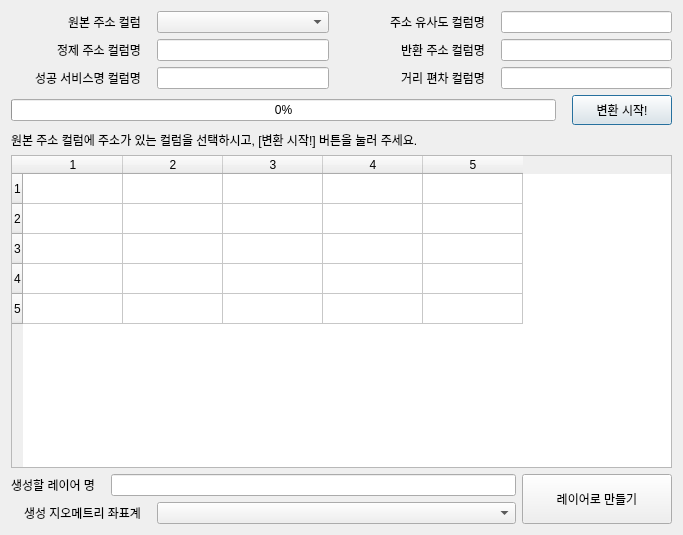
First picture: the form in geocoding_korea_dialog_base.ui, repository Gaia3D/GeoCodingKorea, before the edit.
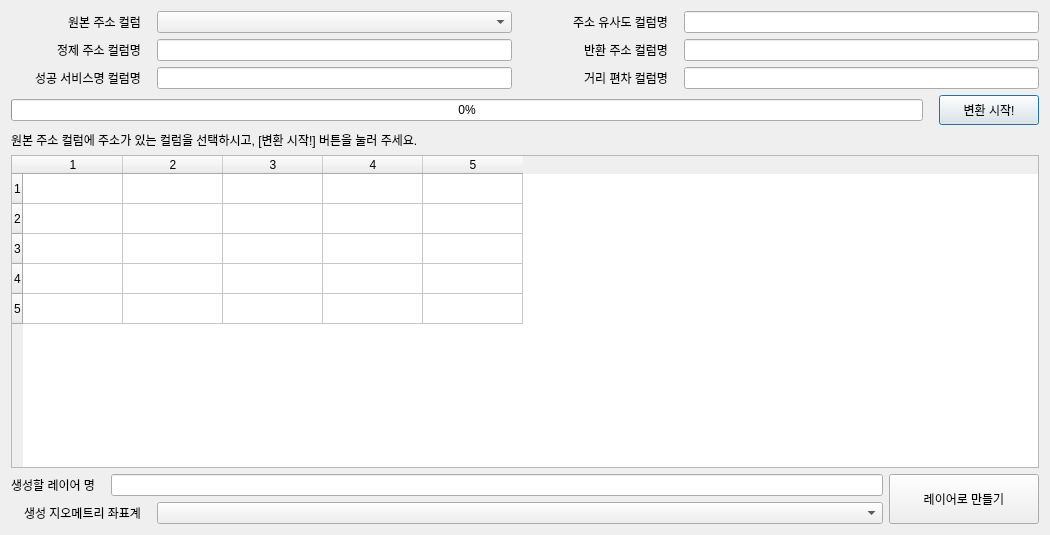
Second picture: the form after the edit.

Commit message: 주소 편집에 의한 재변환 기능 완료

The edit to the form file:
```diff
--- a/geocoding_korea_dialog_base.ui
+++ b/geocoding_korea_dialog_base.ui
@@ -6,7 +6,7 @@
    <rect>
     <x>0</x>
     <y>0</y>
-    <width>683</width>
+    <width>1050</width>
     <height>535</height>
    </rect>
   </property>
```
The commit also changes 1 other file.
